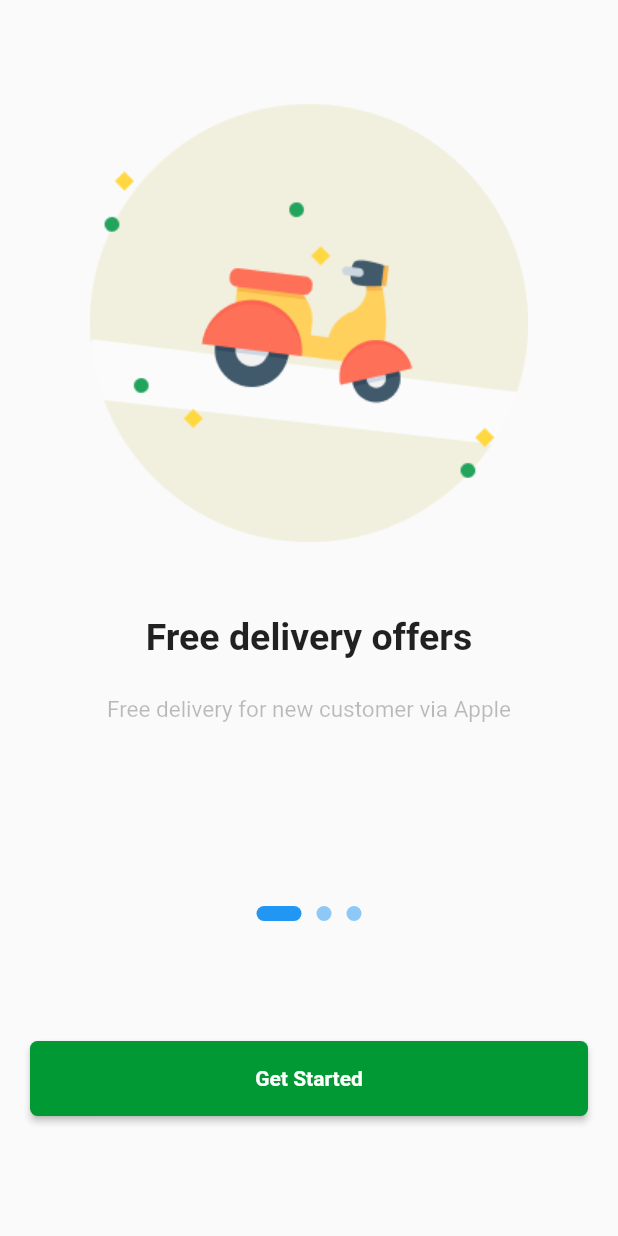
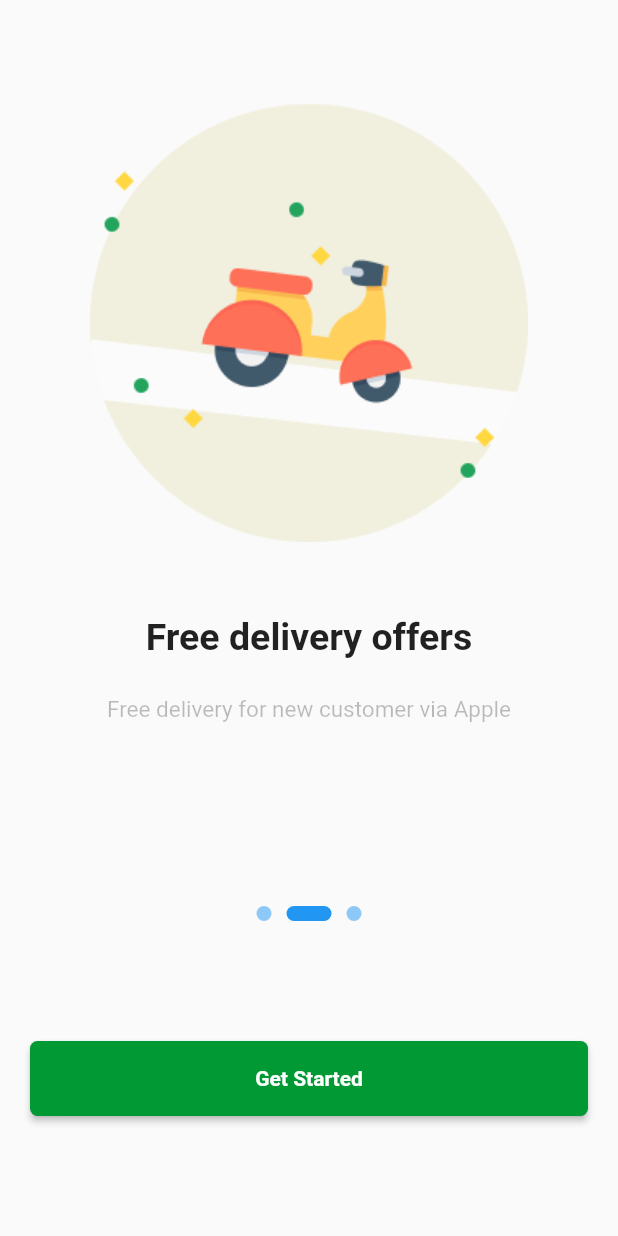
Before and after one commit to canhkhoaimo2710/food, a Flutter app: the screen it shows after launch, swiped to page 2, on a phone screen of 412 x 824 dp. Run offline on Flutter 3.47's test engine with Material 2 defaults, Android fonts, the phone set to English and light mode, and no system bars; our stand-ins replace font_awesome_flutter.

Commit message:
Commit
update UI, update bloc provider

```diff
--- a/lib/commons/appbar_sign_in_custom.dart
+++ b/lib/commons/appbar_sign_in_custom.dart
@@ -2,7 +2,7 @@
 
 import 'package:flutter/material.dart';
 
-class AppBarSignCustom extends StatelessWidget implements PreferredSizeWidget{
+class AppBarSignCustom extends StatelessWidget implements PreferredSizeWidget {
   final String title;
   final AppBar appBar;
 
--- a/lib/commons/elevated_button_custom.dart
+++ b/lib/commons/elevated_button_custom.dart
@@ -1,17 +1,7 @@
 import 'package:flutter/material.dart';
 
 
-class ElevatedButtonCustom extends StatelessWidget {
- final String title;
- final Function() onPressed;
- final double sizeWidth;
- // final Function() onTap;
-
-
-  const ElevatedButtonCustom(this.title,this.onPressed, this.sizeWidth, {Key? key}) : super(key: key);
-
-  @override
-  Widget build(BuildContext context) {
+SizedBox elevatedButtonCustom ({required String title,required Function() onPressed,required double sizeWidth }){
     return  SizedBox(
       height: 50,
       width:sizeWidth,
@@ -28,5 +18,5 @@ class ElevatedButtonCustom extends StatelessWidget {
             style: const  TextStyle(color: Colors.white,fontWeight: FontWeight.bold),
           )),
     );
-  }
+
 }
--- a/lib/commons/get_started_common.dart
+++ b/lib/commons/get_started_common.dart
@@ -1,18 +1,13 @@
 import 'package:flutter/material.dart';
 
-class GetStartedCommon extends StatelessWidget {
-  final String image;
-  final String title;
-  final String description;
+  //
+  // final String image;
+  // final String title;
+  // final String description;
 
 
-  const GetStartedCommon(this.image, this.title, this.description, {Key? key}) : super(key: key);
-
-  @override
-  Widget build(BuildContext context) {
-    double width = MediaQuery.of(context).size.width;
-
-    return Padding(
+Padding getStartedCommon({required final String image, required final String title, required final String description}) {
+  return Padding(
       padding: const EdgeInsets.only(left: 10,right: 10,top: 40),
       child: Column(
         crossAxisAlignment: CrossAxisAlignment.center,
@@ -35,4 +30,3 @@ class GetStartedCommon extends StatelessWidget {
       ),
     );
   }
-}
--- a/lib/home_page.dart
+++ b/lib/home_page.dart
@@ -1,3 +1,4 @@
+import 'dart:async';
 import 'package:flutter/material.dart';
 import 'package:food/pages/page.dart';
 import 'commons/common.dart';
@@ -13,17 +14,35 @@ class HomePage extends StatefulWidget {
 }
 
 class _HomePageState extends State<HomePage> {
+  int _currentPage = 0;
+   final PageController _controller = PageController(initialPage: 0);
+
   @override
-  Widget build(BuildContext context) {
-    int _currentPage = 0;
-    PageController _controller = PageController();
+  void initState() {
+    super.initState();
+    Timer.periodic(const Duration(seconds: 5), (Timer timer) {
+      if (_currentPage < 2) {
+        _currentPage++;
+      } else {
+        _currentPage = 0;
+      }
+
+      _controller.animateToPage(
+        _currentPage,
+        duration: const Duration(milliseconds: 350),
+        curve: Curves.easeIn,
+      );
+    });
+  }
 
   _onChanged(int index) {
     setState(() {
       _currentPage = index;
-        print("current:$_currentPage " "index:$index");
     });
   }
+
+  @override
+  Widget build(BuildContext context) {
 
     return SafeArea(
       child: Scaffold(
@@ -40,8 +59,11 @@ class _HomePageState extends State<HomePage> {
                   itemCount: getStarted.length,
                   onPageChanged: _onChanged,
                   itemBuilder: (context, index) {
-                    return GetStartedCommon(getStarted[index].image,
-                        getStarted[index].title, getStarted[index].description);
+                    return getStartedCommon(
+                      title: getStarted[index].title,
+                      description: getStarted[index].description,
+                      image:  getStarted[index].image,
+                    );
                   },
                 ),
               ),
@@ -52,7 +74,7 @@ class _HomePageState extends State<HomePage> {
                     children:
                         List<Widget>.generate(getStarted.length, (int index) {
                       return AnimatedContainer(
-                          duration: const Duration(milliseconds: 300),
+                          duration:  const Duration(milliseconds: 400),
                           height: 10,
                           width: (index == _currentPage) ? 30 : 10,
                           margin: const EdgeInsets.symmetric(
@@ -66,15 +88,14 @@ class _HomePageState extends State<HomePage> {
               ),
               Padding(
                 padding: const EdgeInsets.only(bottom: 80),
-                child: ElevatedButtonCustom(
-                  Strings.textButtonGetStarted,
-                  () {
+                child: elevatedButtonCustom(title: Strings.textButtonGetStarted,
+                    sizeWidth: double.infinity,
+                    onPressed: () {
                       Navigator.push(
                         context,
                         MaterialPageRoute(builder: (context) => const SignIn()),
                       );
                     },
-                  double.infinity,
                 ),
               ),
             ],
@@ -84,10 +105,5 @@ class _HomePageState extends State<HomePage> {
     );
   }
 
-  onTap() {
-    Navigator.push(
-      context,
-      MaterialPageRoute(builder: (context) => const SignIn()),
-    );
+
 }
-}
--- a/lib/pages/sign_in_page.dart
+++ b/lib/pages/sign_in_page.dart
@@ -82,11 +82,13 @@ class _SignInState extends State<SignIn> {
                   ],
                 ),
               ),
-              ElevatedButtonCustom(
-                "SIGN IN",
-                () {},
-                double.infinity,
+              elevatedButtonCustom(
+                title: "SIGN IN",
+                onPressed: () {},
+                sizeWidth: double.infinity,
               ),
+
+
               Padding(
                 padding: const EdgeInsets.only(bottom: 15,top: 30),
                 child: Row(
```
Lines whose indentation alone changed are shown as unchanged.
